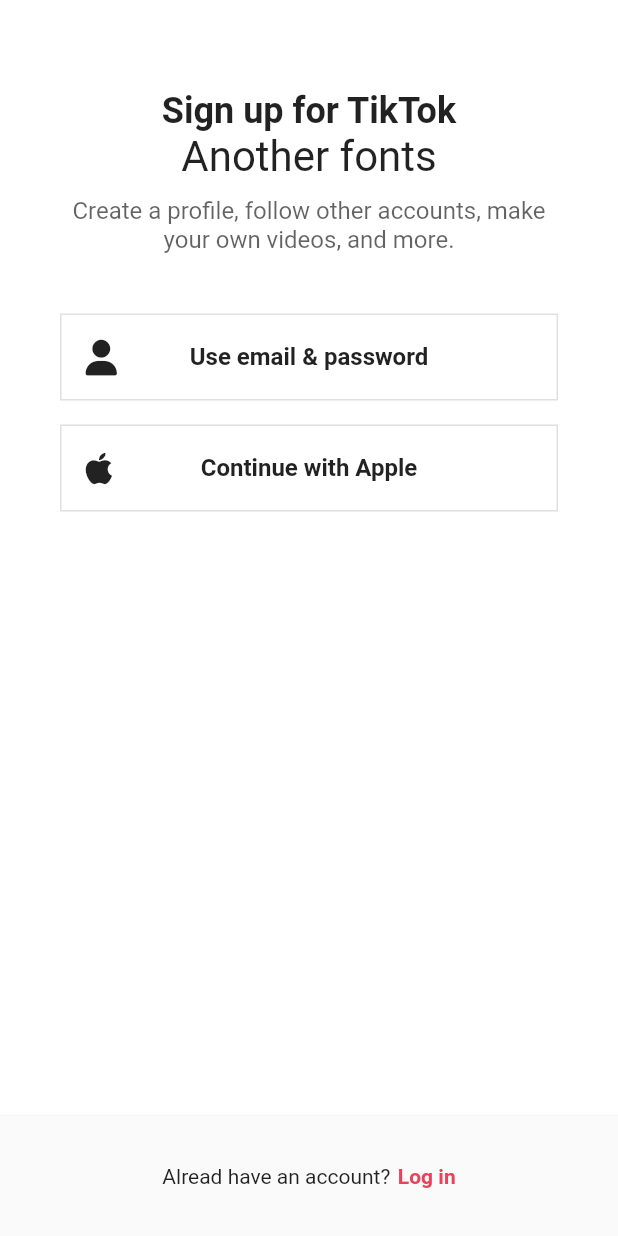
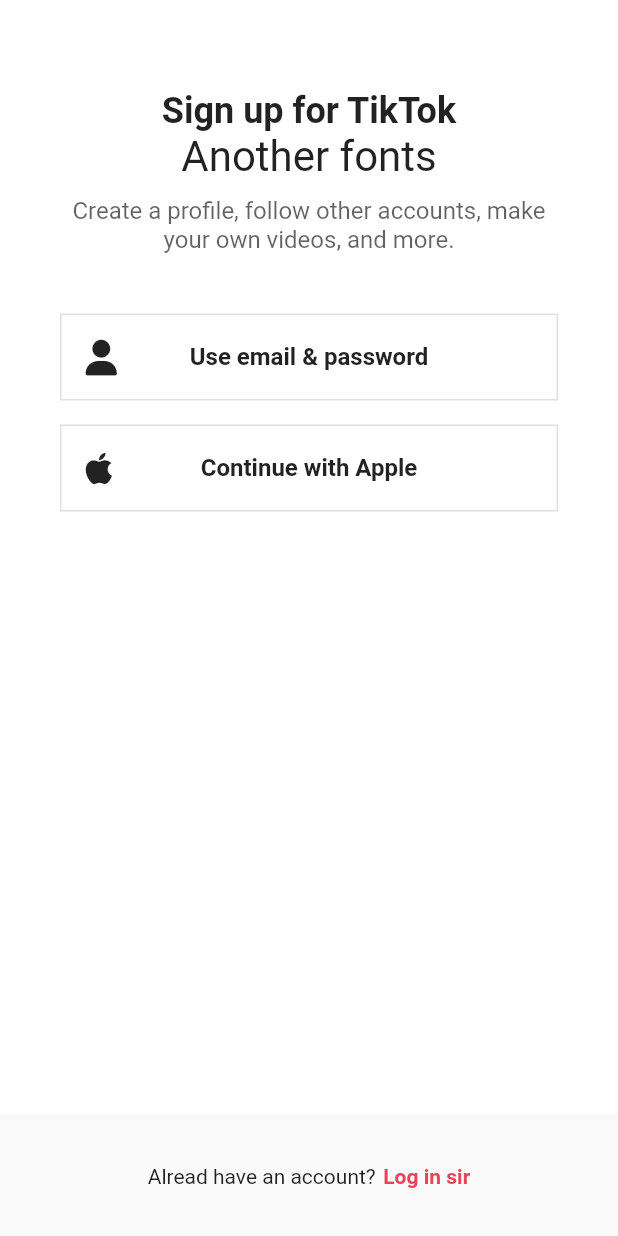
Before and after one commit to Saehanseul/tiktok_clone, a Flutter app: the SignUpScreen screen opened directly, on a phone screen of 412 x 824 dp. Run offline on Flutter 3.47's test engine with Material 2 defaults, Android fonts, the phone set to English and light mode, and no system bars; our stand-ins replace font_awesome_flutter, google_fonts, video_player, visibility_detector; Roboto replaces fonts that are missing (Itim).

```diff
--- a/lib/features/authentication/screens/sign_up_screen.dart
+++ b/lib/features/authentication/screens/sign_up_screen.dart
@@ -6,6 +6,7 @@ import 'package:tiktok_clone/constants/sizes.dart';
 import 'package:tiktok_clone/features/authentication/screens/login_screen.dart';
 import 'package:tiktok_clone/features/authentication/screens/username_screen.dart';
 import 'package:tiktok_clone/features/authentication/widgets/auth_button.dart';
+import 'package:tiktok_clone/generated/l10n.dart';
 import 'package:tiktok_clone/utils.dart';
 
 class SignUpScreen extends StatelessWidget {
@@ -29,6 +30,7 @@ class SignUpScreen extends StatelessWidget {
 
   @override
   Widget build(BuildContext context) {
+    // print(Localizations.localeOf(context));
     return OrientationBuilder(
       builder: (context, orientation) {
         return Scaffold(
@@ -40,11 +42,12 @@ class SignUpScreen extends StatelessWidget {
               child: Column(
                 children: [
                   Gaps.v60,
-                  const Text(
-                    "Sign up for TikTok",
+                  Text(
+                    S.of(context).signUpTitle("TikTok"),
+                    // AppLocalizations.of(context)!.signUpTitle("TikTok"),
                     // style: Theme.of(context).textTheme.headlineMedium!
                     // .copyWith(color: Colors.red),
-                    style: TextStyle(
+                    style: const TextStyle(
                       fontSize: Sizes.size24,
                       fontWeight: FontWeight.w700,
                     ),
@@ -61,7 +64,7 @@ class SignUpScreen extends StatelessWidget {
                   Opacity(
                     opacity: 0.7,
                     child: Text(
-                      "Create a profile, follow other accounts, make your own videos, and more.",
+                      S.of(context).signUpSubtitle(2),
                       style: Theme.of(context).textTheme.titleMedium,
                       textAlign: TextAlign.center,
                     ),
@@ -70,15 +73,15 @@ class SignUpScreen extends StatelessWidget {
                   if (orientation == Orientation.portrait) ...[
                     GestureDetector(
                       onTap: () => _onEmailTab(context),
-                      child: const AuthButton(
-                        icon: FaIcon(FontAwesomeIcons.solidUser),
-                        text: 'Use email & password',
+                      child: AuthButton(
+                        icon: const FaIcon(FontAwesomeIcons.solidUser),
+                        text: S.of(context).emailPasswordButton,
                       ),
                     ),
                     Gaps.v16,
-                    const AuthButton(
-                      icon: FaIcon(FontAwesomeIcons.apple),
-                      text: 'Continue with Apple',
+                    AuthButton(
+                      icon: const FaIcon(FontAwesomeIcons.apple),
+                      text: S.of(context).appleButton,
                     ),
                   ],
                   if (orientation == Orientation.landscape)
@@ -87,17 +90,17 @@ class SignUpScreen extends StatelessWidget {
                         Expanded(
                           child: GestureDetector(
                             onTap: () => _onEmailTab(context),
-                            child: const AuthButton(
-                              icon: FaIcon(FontAwesomeIcons.solidUser),
-                              text: 'Use email & password',
+                            child: AuthButton(
+                              icon: const FaIcon(FontAwesomeIcons.solidUser),
+                              text: S.of(context).emailPasswordButton,
                             ),
                           ),
                         ),
                         Gaps.h16,
-                        const Expanded(
+                        Expanded(
                           child: AuthButton(
-                            icon: FaIcon(FontAwesomeIcons.apple),
-                            text: 'Continue with Apple',
+                            icon: const FaIcon(FontAwesomeIcons.apple),
+                            text: S.of(context).appleButton,
                           ),
                         ),
                       ],
@@ -118,12 +121,12 @@ class SignUpScreen extends StatelessWidget {
               child: Row(
                 mainAxisAlignment: MainAxisAlignment.center,
                 children: [
-                  const Text("Alread have an account?"),
+                  Text(S.of(context).alreadHaveAnAccount),
                   Gaps.h5,
                   GestureDetector(
                     onTap: () => _onLoginTap(context),
                     child: Text(
-                      "Log in",
+                      S.of(context).login('male'),
                       style: TextStyle(
                         color: Theme.of(context).primaryColor,
                         fontWeight: FontWeight.w600,
```
Also changed, not shown: lib/features/settings/screens/settings_screen.dart (+12 -3 lines), lib/l10n/intl_en.arb (added, +27 -0 lines), lib/l10n/intl_ko.arb (added, +8 -0 lines), lib/main.dart (+25 -3 lines), pubspec.yaml (+10 -5 lines), lib/generated/intl/messages_all.dart (added), lib/generated/intl/messages_en.dart (added), lib/generated/intl/messages_ko.dart (added), lib/generated/l10n.dart (added), pubspec.lock, 1 other file.
